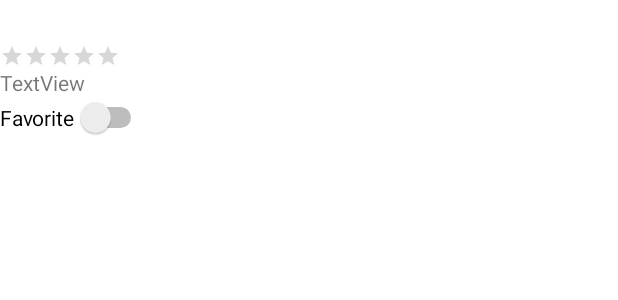
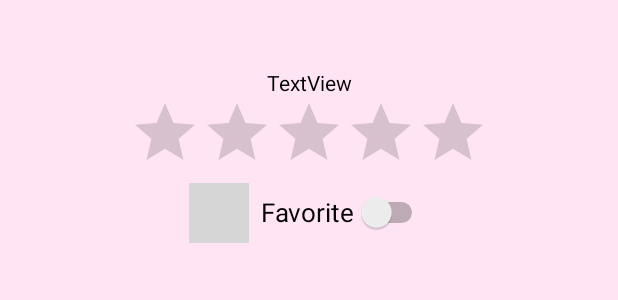
Before and after one commit to alishadnaidu/Flixster, an Android app: the layout activity_movie_details.xml on its own in the app's theme, with its tools: preview values and no code run, on a phone screen of 412 x 824 dp. Shown: the top 300 px of the screen. Run offline under Robolectric (Android 15) with nearby library versions, the light colour scheme and no system bars; grey boxes are pictures that could not be loaded.

Commit message:
more customization

```diff
--- a/app/build.gradle
+++ b/app/build.gradle
@@ -38,6 +38,7 @@ dependencies {
     implementation 'androidx.appcompat:appcompat:1.3.0'
     implementation 'com.google.android.material:material:1.3.0'
     implementation 'androidx.constraintlayout:constraintlayout:2.0.4'
+    implementation files('libs/YouTubeAndroidPlayerApi.jar')
     testImplementation 'junit:junit:4.+'
     androidTestImplementation 'androidx.test.ext:junit:1.1.2'
     androidTestImplementation 'androidx.test.espresso:espresso-core:3.3.0'
--- a/app/src/main/java/com/example/flixster/MovieDetailsActivity.java
+++ b/app/src/main/java/com/example/flixster/MovieDetailsActivity.java
@@ -6,8 +6,12 @@ import android.os.Bundle;
 import android.util.Log;
 import android.view.View;
 import android.widget.Button;
+import android.widget.CompoundButton;
 import android.widget.RatingBar;
+import android.widget.Switch;
 import android.widget.TextView;
+import android.widget.Toast;
+import android.widget.ToggleButton;
 
 import com.example.flixster.models.Movie;
 
@@ -32,12 +36,12 @@ public class MovieDetailsActivity extends AppCompatActivity {
         tvOverview = (TextView) findViewById(R.id.tvOverview);
         rbVoteAverage = (RatingBar) findViewById(R.id.rbVoteAverage);
 
+
         tvTitle.setText(movie.getTitle());
         tvOverview.setText(movie.getOverview());
 
         float voteAverage = movie.getVoteAverage().floatValue();
         rbVoteAverage.setRating(voteAverage / 2.0f);
 
-
     }
 }
--- a/app/src/main/java/com/example/flixster/models/Movie.java
+++ b/app/src/main/java/com/example/flixster/models/Movie.java
@@ -17,6 +17,8 @@ public class Movie {
     String backdropPath;
     Double voteAverage;
 
+    //Integer id;
+
     //no-arg, empty constructor for parceler
     public Movie() {}
 
@@ -26,6 +28,7 @@ public class Movie {
         title = jsonObject.getString("title");
         overview = jsonObject.getString("overview");
         voteAverage = jsonObject.getDouble("vote_average");
+        //id = jsonObject.getInt("id");
     }
 
     public static List<Movie> fromJsonArray(JSONArray movieJsonArray) throws JSONException {
--- a/app/src/main/res/layout/activity_movie_details.xml
+++ b/app/src/main/res/layout/activity_movie_details.xml
@@ -4,41 +4,63 @@
     xmlns:tools="http://schemas.android.com/tools"
     android:layout_width="match_parent"
     android:layout_height="match_parent"
+    android:background="#FFE5F4"
     tools:context=".MovieDetailsActivity">
 
     <TextView
         android:id="@+id/tvTitle"
         android:layout_width="match_parent"
         android:layout_height="wrap_content"
+        android:textAlignment="center"
         android:textAppearance="@style/TextAppearance.AppCompat.Large"
+        android:textSize="34sp"
         app:layout_constraintEnd_toEndOf="parent"
         app:layout_constraintStart_toStartOf="parent"
         app:layout_constraintTop_toTopOf="parent" />
 
     <RatingBar
         android:id="@+id/rbVoteAverage"
-        style="@style/Widget.AppCompat.RatingBar.Small"
+        style="@style/Widget.AppCompat.RatingBar"
         android:layout_width="wrap_content"
         android:layout_height="wrap_content"
         android:numStars="5"
         android:progressTint="#FBD203"
         android:stepSize="0.5"
-        app:layout_constraintTop_toBottomOf="@+id/tvTitle" />
+        app:layout_constraintEnd_toEndOf="parent"
+        app:layout_constraintStart_toStartOf="parent"
+        app:layout_constraintTop_toBottomOf="@+id/tvOverview" />
 
     <TextView
         android:id="@+id/tvOverview"
         android:layout_width="match_parent"
         android:layout_height="wrap_content"
         android:text="TextView"
+        android:textAlignment="center"
+        android:textColor="#000000"
+        app:layout_constraintStart_toStartOf="parent"
+        app:layout_constraintTop_toBottomOf="@+id/tvTitle" />
+
+    <Switch
+        android:id="@+id/favoriteSwitch"
+        android:layout_width="111dp"
+        android:layout_height="39dp"
+        android:text="Favorite"
+        android:textSize="17sp"
+        app:layout_constraintEnd_toEndOf="parent"
+        app:layout_constraintHorizontal_bias="0.579"
         app:layout_constraintStart_toStartOf="parent"
         app:layout_constraintTop_toBottomOf="@+id/rbVoteAverage" />
 
-    <Switch
-        android:id="@+id/favoriteSwitch"
-        android:layout_width="wrap_content"
-        android:layout_height="wrap_content"
-        android:text="Favorite"
-        app:layout_constraintTop_toBottomOf="@+id/tvOverview"
-        tools:layout_editor_absoluteX="0dp" />
+    <ImageView
+        android:id="@+id/heartIcon"
+        android:layout_width="40dp"
+        android:layout_height="40dp"
+        android:layout_marginEnd="8dp"
+        app:layout_constraintEnd_toStartOf="@+id/favoriteSwitch"
+        app:layout_constraintHorizontal_bias="1.0"
+        app:layout_constraintStart_toStartOf="parent"
+        app:layout_constraintTop_toBottomOf="@+id/rbVoteAverage"
+        app:srcCompat="@drawable/facebook_heart_300x300"
+        tools:srcCompat="@tools:sample/avatars" />
 
 </androidx.constraintlayout.widget.ConstraintLayout>
```
